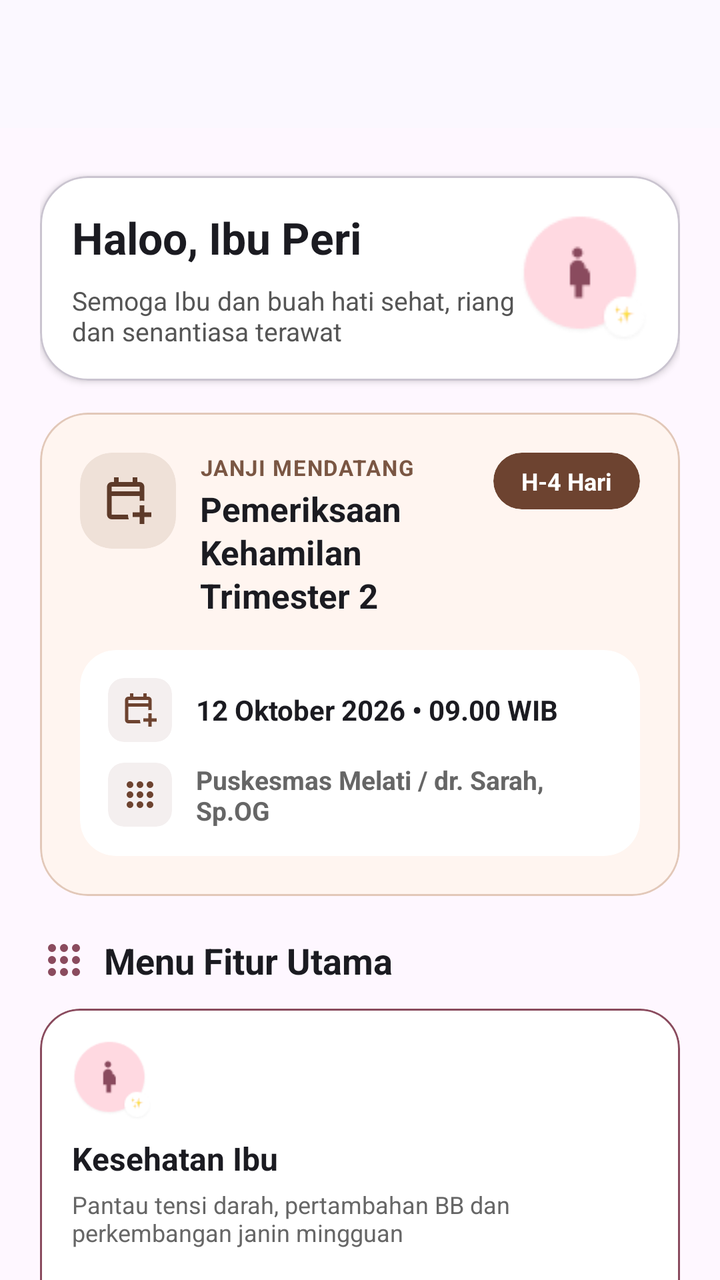
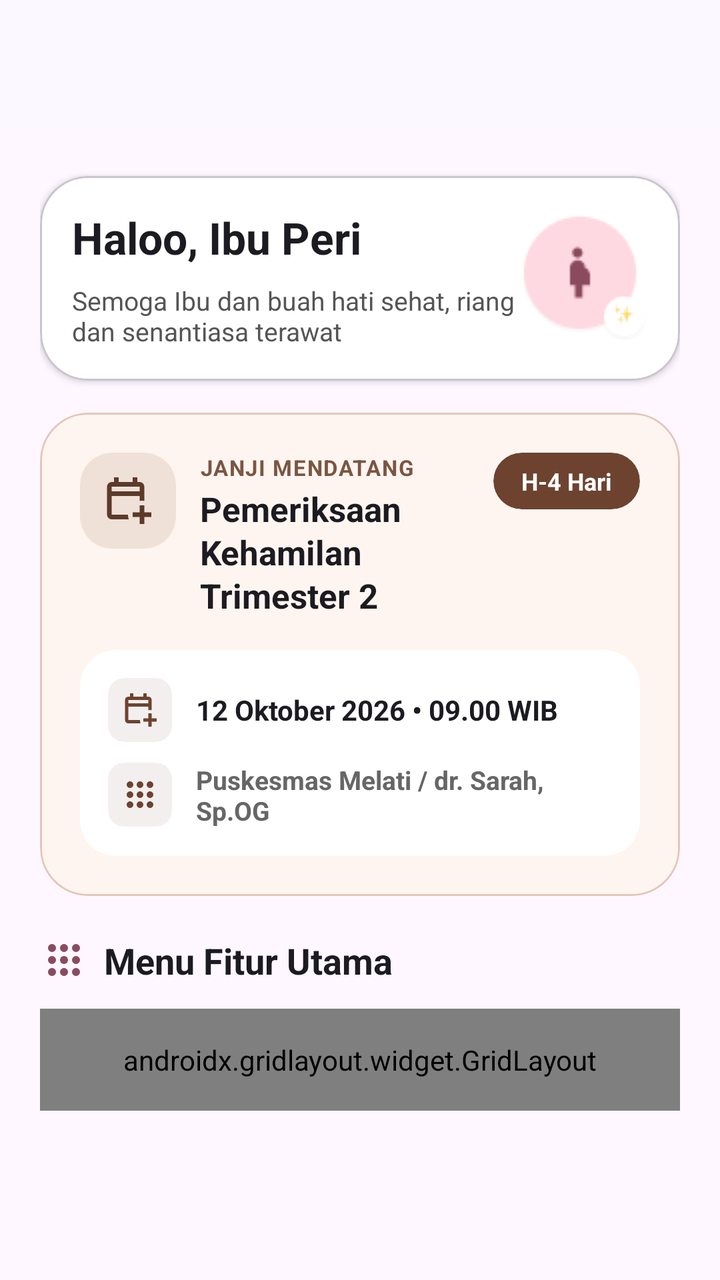

The first picture is an Android layout as it rendered before a commit; the second is the same layout after the commit. The layout source and the unified diff follow.
<!-- AndroidManifest.xml: application theme Theme.Mutia -->
<!-- res/layout/fragment_beranda.xml -->
<?xml version="1.0" encoding="utf-8"?>
<androidx.constraintlayout.widget.ConstraintLayout
    xmlns:android="http://schemas.android.com/apk/res/android"
    xmlns:app="http://schemas.android.com/apk/res-auto"
    xmlns:tools="http://schemas.android.com/tools"
    android:layout_width="match_parent"
    android:layout_height="match_parent"
    tools:context=".Beranda.BerandaFragment">

    
    <com.google.android.material.appbar.AppBarLayout
        android:id="@+id/appBarLayout"
        android:layout_width="match_parent"
        android:layout_height="wrap_content"
        android:theme="@style/ThemeOverlay.MaterialComponents.Light"
        app:layout_constraintTop_toTopOf="parent"
        app:layout_constraintStart_toStartOf="parent"
        app:layout_constraintEnd_toEndOf="parent">

        <androidx.appcompat.widget.Toolbar
            android:id="@+id/toolbar"
            android:layout_width="match_parent"
            android:layout_height="?attr/actionBarSize"
            android:background="#FBF8FF"
            app:layout_scrollFlags="scroll|enterAlways"
            app:subtitleTextColor="#8A4B5E"
            app:titleTextColor="#1B1B21" />

    </com.google.android.material.appbar.AppBarLayout>


    
    <androidx.core.widget.NestedScrollView
        android:id="@+id/nestedScrollView"
        android:layout_width="match_parent"
        android:layout_height="0dp"
        android:clipToPadding="false"
        android:fillViewport="true"
        android:padding="20dp"
        app:layout_constraintTop_toBottomOf="@id/appBarLayout"
        app:layout_constraintBottom_toBottomOf="parent"
        app:layout_constraintStart_toStartOf="parent"
        app:layout_constraintEnd_toEndOf="parent">

        <LinearLayout
            android:layout_width="match_parent"
            android:layout_height="wrap_content"
            android:orientation="vertical">

            
            <com.google.android.material.card.MaterialCardView
                android:id="@+id/materialCardView"
                android:layout_width="match_parent"
                android:layout_height="wrap_content"
                android:layout_marginTop="4dp"
                android:layout_marginBottom="16dp"
                android:backgroundTint="@color/white"
                app:cardCornerRadius="24dp"
                app:cardElevation="2dp">

                <androidx.constraintlayout.widget.ConstraintLayout
                    android:layout_width="match_parent"
                    android:layout_height="wrap_content"
                    android:padding="16dp">

                    <TextView
                        android:id="@+id/textView10"
                        android:layout_width="0dp"
                        android:layout_height="wrap_content"
                        android:text="Haloo, Ibu Peri"
                        android:textColor="#1B1B21"
                        android:textSize="22sp"
                        android:textStyle="bold"
                        app:layout_constraintTop_toTopOf="parent"
                        app:layout_constraintStart_toStartOf="parent"
                        app:layout_constraintEnd_toStartOf="@id/imageView3" />

                    <TextView
                        android:id="@+id/textView"
                        android:layout_width="0dp"
                        android:layout_height="wrap_content"
                        android:layout_marginTop="8dp"
                        android:text="Semoga Ibu dan buah hati sehat, riang dan senantiasa terawat"
                        android:textColor="#555555"
                        android:textSize="13sp"
                        app:layout_constraintTop_toBottomOf="@id/textView10"
                        app:layout_constraintStart_toStartOf="parent"
                        app:layout_constraintEnd_toStartOf="@id/imageView3" />

                    <ImageView
                        android:id="@+id/imageView3"
                        android:layout_width="64dp"
                        android:layout_height="64dp"
                        app:srcCompat="@drawable/logo_ibu_hamil"
                        app:layout_constraintTop_toTopOf="parent"
                        app:layout_constraintBottom_toBottomOf="parent"
                        app:layout_constraintEnd_toEndOf="parent" />

                </androidx.constraintlayout.widget.ConstraintLayout>

            </com.google.android.material.card.MaterialCardView>


            
            <com.google.android.material.card.MaterialCardView
                android:id="@+id/cardJanjiMendatang"
                android:layout_width="match_parent"
                android:layout_height="wrap_content"
                android:layout_marginBottom="20dp"
                android:backgroundTint="#FFF5F0"
                app:cardCornerRadius="24dp"
                app:cardElevation="0dp"
                app:strokeColor="#E2C8B9"
                app:strokeWidth="1dp">

                <androidx.constraintlayout.widget.ConstraintLayout
                    android:layout_width="match_parent"
                    android:layout_height="wrap_content"
                    android:padding="20dp">

                    
                    <com.google.android.material.card.MaterialCardView
                        android:id="@+id/cardHeaderIcon"
                        android:layout_width="48dp"
                        android:layout_height="48dp"
                        app:cardBackgroundColor="#EFE1D8"
                        app:cardCornerRadius="16dp"
                        app:cardElevation="0dp"
                        app:strokeWidth="0dp"
                        app:layout_constraintStart_toStartOf="parent"
                        app:layout_constraintTop_toTopOf="parent">

                        <ImageView
                            android:id="@+id/ivHeaderIcon"
                            android:layout_width="match_parent"
                            android:layout_height="match_parent"
                            android:padding="10dp"
                            app:srcCompat="@drawable/ic_calender"
                            app:tint="#5D3A29" />

                    </com.google.android.material.card.MaterialCardView>

                    
                    <TextView
                        android:id="@+id/tvSubtitleJanji"
                        android:layout_width="0dp"
                        android:layout_height="wrap_content"
                        android:layout_marginStart="12dp"
                        android:letterSpacing="0.05"
                        android:text="JANJI MENDATANG"
                        android:textColor="#7A5643"
                        android:textSize="11sp"
                        android:textStyle="bold"
                        app:layout_constraintStart_toEndOf="@id/cardHeaderIcon"
                        app:layout_constraintEnd_toStartOf="@id/cardBadgeCountdown"
                        app:layout_constraintTop_toTopOf="@id/cardHeaderIcon" />

                    
                    <TextView
                        android:id="@+id/tvTitleJanji"
                        android:layout_width="0dp"
                        android:layout_height="wrap_content"
                        android:layout_marginStart="12dp"
                        android:layout_marginTop="2dp"
                        android:text="Pemeriksaan Kehamilan\nTrimester 2"
                        android:textColor="#1B1B21"
                        android:textSize="17sp"
                        android:textStyle="bold"
                        android:lineSpacingExtra="2dp"
                        app:layout_constraintStart_toEndOf="@id/cardHeaderIcon"
                        app:layout_constraintEnd_toStartOf="@id/cardBadgeCountdown"
                        app:layout_constraintTop_toBottomOf="@id/tvSubtitleJanji" />

                    
                    <com.google.android.material.card.MaterialCardView
                        android:id="@+id/cardBadgeCountdown"
                        android:layout_width="wrap_content"
                        android:layout_height="wrap_content"
                        app:cardBackgroundColor="#6D4330"
                        app:cardCornerRadius="50dp"
                        app:cardElevation="0dp"
                        app:strokeWidth="0dp"
                        app:layout_constraintEnd_toEndOf="parent"
                        app:layout_constraintTop_toTopOf="parent">

                        <TextView
                            android:id="@+id/tvBadgeCountdown"
                            android:layout_width="wrap_content"
                            android:layout_height="wrap_content"
                            android:paddingHorizontal="14dp"
                            android:paddingVertical="6dp"
                            android:text="H-4 Hari"
                            android:textColor="@color/white"
                            android:textSize="12sp"
                            android:textStyle="bold" />

                    </com.google.android.material.card.MaterialCardView>

                    
                    <com.google.android.material.card.MaterialCardView
                        android:id="@+id/innerCardDetail"
                        android:layout_width="match_parent"
                        android:layout_height="wrap_content"
                        android:layout_marginTop="16dp"
                        android:backgroundTint="@color/white"
                        app:cardCornerRadius="18dp"
                        app:cardElevation="0dp"
                        app:strokeWidth="0dp"
                        app:layout_constraintTop_toBottomOf="@id/tvTitleJanji">

                        <LinearLayout
                            android:layout_width="match_parent"
                            android:layout_height="wrap_content"
                            android:orientation="vertical"
                            android:padding="14dp">

                            
                            <LinearLayout
                                android:layout_width="match_parent"
                                android:layout_height="wrap_content"
                                android:gravity="center_vertical"
                                android:orientation="horizontal">

                                <com.google.android.material.card.MaterialCardView
                                    android:layout_width="32dp"
                                    android:layout_height="32dp"
                                    app:cardBackgroundColor="#F4EFEF"
                                    app:cardCornerRadius="8dp"
                                    app:cardElevation="0dp"
                                    app:strokeWidth="0dp">

                                    <ImageView
                                        android:layout_width="match_parent"
                                        android:layout_height="match_parent"
                                        android:padding="6dp"
                                        app:srcCompat="@drawable/ic_calender"
                                        app:tint="#6D4330" />

                                </com.google.android.material.card.MaterialCardView>

                                <TextView
                                    android:layout_width="wrap_content"
                                    android:layout_height="wrap_content"
                                    android:layout_marginStart="12dp"
                                    android:text="12 Oktober 2026 • 09.00 WIB"
                                    android:textColor="#1B1B21"
                                    android:textSize="14sp"
                                    android:textStyle="bold" />

                            </LinearLayout>

                            
                            <LinearLayout
                                android:layout_width="match_parent"
                                android:layout_height="wrap_content"
                                android:layout_marginTop="10dp"
                                android:gravity="center_vertical"
                                android:orientation="horizontal">

                                <com.google.android.material.card.MaterialCardView
                                    android:layout_width="32dp"
                                    android:layout_height="32dp"
                                    app:cardBackgroundColor="#F4EFEF"
                                    app:cardCornerRadius="8dp"
                                    app:cardElevation="0dp"
                                    app:strokeWidth="0dp">

                                    <ImageView
                                        android:layout_width="match_parent"
                                        android:layout_height="match_parent"
                                        android:padding="6dp"
                                        app:srcCompat="@drawable/ic_apps"
                                        app:tint="#6D4330" />

                                </com.google.android.material.card.MaterialCardView>

                                <TextView
                                    android:layout_width="wrap_content"
                                    android:layout_height="wrap_content"
                                    android:layout_marginStart="12dp"
                                    android:text="Puskesmas Melati / dr. Sarah, Sp.OG"
                                    android:textColor="#666666"
                                    android:textSize="13sp"
                                    android:textStyle="bold" />

                            </LinearLayout>

                        </LinearLayout>

                    </com.google.android.material.card.MaterialCardView>

                </androidx.constraintlayout.widget.ConstraintLayout>

            </com.google.android.material.card.MaterialCardView>


            
            <LinearLayout
                android:layout_width="match_parent"
                android:layout_height="wrap_content"
                android:layout_marginBottom="12dp"
                android:gravity="center_vertical"
                android:orientation="horizontal">

                <ImageView
                    android:id="@+id/imageView4"
                    android:layout_width="24dp"
                    android:layout_height="24dp"
                    android:layout_marginEnd="8dp"
                    app:srcCompat="@drawable/ic_apps"
                    app:tint="#8A4B5E" />

                <TextView
                    android:id="@+id/textFitur"
                    android:layout_width="wrap_content"
                    android:layout_height="wrap_content"
                    android:text="Menu Fitur Utama"
                    android:textColor="#1B1B21"
                    android:textSize="18sp"
                    android:textStyle="bold" />

            </LinearLayout>


            
            <com.google.android.material.card.MaterialCardView
                android:id="@+id/materialCardView2"
                android:layout_width="match_parent"
                android:layout_height="wrap_content"
                android:layout_marginBottom="16dp"
                android:backgroundTint="@color/white"
                app:cardCornerRadius="20dp"
                app:strokeColor="#8A4B5E"
                app:strokeWidth="1dp">

                <LinearLayout
                    android:layout_width="match_parent"
                    android:layout_height="wrap_content"
                    android:orientation="vertical"
                    android:padding="16dp">

                    <ImageView
                        android:id="@+id/imageView5"
                        android:layout_width="40dp"
                        android:layout_height="40dp"
                        android:layout_marginBottom="8dp"
                        app:srcCompat="@drawable/logo_ibu_hamil" />

                    <TextView
                        android:id="@+id/textView4"
                        android:layout_width="wrap_content"
                        android:layout_height="wrap_content"
                        android:text="Kesehatan Ibu"
                        android:textColor="#1B1B21"
                        android:textSize="16sp"
                        android:textStyle="bold" />

                    <TextView
                        android:id="@+id/textView5"
                        android:layout_width="match_parent"
                        android:layout_height="wrap_content"
                        android:layout_marginTop="4dp"
                        android:layout_marginBottom="12dp"
                        android:text="Pantau tensi darah, pertambahan BB dan perkembangan janin mingguan"
                        android:textColor="#666666"
                        android:textSize="12sp" />

                    <Button
                        android:id="@+id/btnKesehatanIbu"
                        android:layout_width="match_parent"
                        android:layout_height="wrap_content"
                        android:backgroundTint="#8A4B5E"
                        android:text="Lihat Kesehatan Ibu"
                        app:cornerRadius="12dp" />

                </LinearLayout>

            </com.google.android.material.card.MaterialCardView>


            
            <com.google.android.material.card.MaterialCardView
                android:id="@+id/materialCardView3"
                android:layout_width="match_parent"
                android:layout_height="wrap_content"
                android:layout_marginBottom="16dp"
                android:backgroundTint="@color/white"
                app:cardCornerRadius="20dp"
                app:strokeColor="#D4D2E0"
                app:strokeWidth="1dp">

                <LinearLayout
                    android:layout_width="match_parent"
                    android:layout_height="wrap_content"
                    android:orientation="vertical"
                    android:padding="16dp">

                    <ImageView
                        android:id="@+id/imageView6"
                        android:layout_width="40dp"
                        android:layout_height="40dp"
                        android:layout_marginBottom="8dp"
                        app:srcCompat="@drawable/ic_kalender" />

                    <TextView
                        android:id="@+id/textView7"
                        android:layout_width="wrap_content"
                        android:layout_height="wrap_content"
                        android:text="Jadwal &amp; Pengingat"
                        android:textColor="#1B1B21"
                        android:textSize="16sp"
                        android:textStyle="bold" />

                    <TextView
                        android:id="@+id/textView8"
                        android:layout_width="match_parent"
                        android:layout_height="wrap_content"
                        android:layout_marginTop="4dp"
                        android:layout_marginBottom="12dp"
                        android:text="Agenda kontrol kehamilan, jadwal Posyandu melati, dan sesi konsultasi bidan."
                        android:textColor="#666666"
                        android:textSize="12sp" />

                    <Button
                        android:id="@+id/btnKalender"
                        android:layout_width="match_parent"
                        android:layout_height="wrap_content"
                        android:backgroundTint="#303037"
                        android:text="Buka Kalender"
                        app:cornerRadius="12dp" />

                </LinearLayout>

            </com.google.android.material.card.MaterialCardView>


            
            <com.google.android.material.card.MaterialCardView
                android:id="@+id/cardArtikelKesehatan"
                android:layout_width="match_parent"
                android:layout_height="wrap_content"
                android:layout_marginBottom="16dp"
                android:backgroundTint="@color/white"
                android:clickable="true"
                android:focusable="true"
                app:cardCornerRadius="20dp"
                app:cardElevation="0dp"
                app:strokeColor="#E8C6D5"
                app:strokeWidth="1dp">

                <LinearLayout
                    android:layout_width="match_parent"
                    android:layout_height="wrap_content"
                    android:orientation="vertical"
                    android:padding="16dp">

                    
                    <ImageView
                        android:layout_width="40dp"
                        android:layout_height="40dp"
                        android:layout_marginBottom="8dp"
                        android:src="@drawable/ic_apps"
                        app:tint="#8A4B5E" />

                    
                    <TextView
                        android:layout_width="wrap_content"
                        android:layout_height="wrap_content"
                        android:text="Artikel Kesehatan"
                        android:textColor="#1B1B21"
                        android:textSize="16sp"
                        android:textStyle="bold" />

                    
                    <TextView
                        android:layout_width="match_parent"
                        android:layout_height="wrap_content"
                        android:layout_marginTop="4dp"
                        android:layout_marginBottom="12dp"
                        android:text="Temukan berbagai informasi dan tips kesehatan ibu hamil, bayi, serta anak dari sumber terpercaya."
                        android:textColor="#666666"
                        android:textSize="12sp" />

                    
                    <Button
                        android:id="@+id/btnArtikelKesehatan"
                        android:layout_width="match_parent"
                        android:layout_height="wrap_content"
                        android:backgroundTint="#8A4B5E"
                        android:text="Baca Artikel Kesehatan"
                        android:textAllCaps="false"
                        android:textColor="@color/white"
                        android:clickable="false"
                        android:focusable="false"
                        app:cornerRadius="12dp" />

                </LinearLayout>

            </com.google.android.material.card.MaterialCardView>

        </LinearLayout>

    </androidx.core.widget.NestedScrollView>

</androidx.constraintlayout.widget.ConstraintLayout>
<!-- resources referenced by this layout -->
<resources>
  <color name="white">#FFFFFFFF</color>
  <!-- drawable ic_apps (drawable) -->
  <vector xmlns:android="http://schemas.android.com/apk/res/android" android:height="24dp" android:tint="#000000" android:viewportHeight="960" android:viewportWidth="960" android:width="24dp">
        
      <path android:fillColor="@android:color/white" android:pathData="M183.5,776.5Q160,753 160,720Q160,687 183.5,663.5Q207,640 240,640Q273,640 296.5,663.5Q320,687 320,720Q320,753 296.5,776.5Q273,800 240,800Q207,800 183.5,776.5ZM423.5,776.5Q400,753 400,720Q400,687 423.5,663.5Q447,640 480,640Q513,640 536.5,663.5Q560,687 560,720Q560,753 536.5,776.5Q513,800 480,800Q447,800 423.5,776.5ZM663.5,776.5Q640,753 640,720Q640,687 663.5,663.5Q687,640 720,640Q753,640 776.5,663.5Q800,687 800,720Q800,753 776.5,776.5Q753,800 720,800Q687,800 663.5,776.5ZM183.5,536.5Q160,513 160,480Q160,447 183.5,423.5Q207,400 240,400Q273,400 296.5,423.5Q320,447 320,480Q320,513 296.5,536.5Q273,560 240,560Q207,560 183.5,536.5ZM423.5,536.5Q400,513 400,480Q400,447 423.5,423.5Q447,400 480,400Q513,400 536.5,423.5Q560,447 560,480Q560,513 536.5,536.5Q513,560 480,560Q447,560 423.5,536.5ZM663.5,536.5Q640,513 640,480Q640,447 663.5,423.5Q687,400 720,400Q753,400 776.5,423.5Q800,447 800,480Q800,513 776.5,536.5Q753,560 720,560Q687,560 663.5,536.5ZM183.5,296.5Q160,273 160,240Q160,207 183.5,183.5Q207,160 240,160Q273,160 296.5,183.5Q320,207 320,240Q320,273 296.5,296.5Q273,320 240,320Q207,320 183.5,296.5ZM423.5,296.5Q400,273 400,240Q400,207 423.5,183.5Q447,160 480,160Q513,160 536.5,183.5Q560,207 560,240Q560,273 536.5,296.5Q513,320 480,320Q447,320 423.5,296.5ZM663.5,296.5Q640,273 640,240Q640,207 663.5,183.5Q687,160 720,160Q753,160 776.5,183.5Q800,207 800,240Q800,273 776.5,296.5Q753,320 720,320Q687,320 663.5,296.5Z"/>
      
  </vector>
  <!-- drawable ic_calender (drawable) -->
  <vector xmlns:android="http://schemas.android.com/apk/res/android" android:height="24dp" android:tint="#000000" android:viewportHeight="960" android:viewportWidth="960" android:width="24dp">
        
      <path android:fillColor="@android:color/white" android:pathData="M680,880L680,760L560,760L560,680L680,680L680,560L760,560L760,680L880,680L880,760L760,760L760,880L680,880ZM200,800Q167,800 143.5,776.5Q120,753 120,720L120,240Q120,207 143.5,183.5Q167,160 200,160L240,160L240,80L320,80L320,160L560,160L560,80L640,80L640,160L680,160Q713,160 736.5,183.5Q760,207 760,240L760,484Q740,481 720,481Q700,481 680,484L680,400L200,400L200,720Q200,720 200,720Q200,720 200,720L480,720Q480,740 483,760Q486,780 494,800L200,800ZM200,320L680,320L680,240Q680,240 680,240Q680,240 680,240L200,240Q200,240 200,240Q200,240 200,240L200,320ZM200,320L200,240Q200,240 200,240Q200,240 200,240L200,240Q200,240 200,240Q200,240 200,240L200,320Z"/>
      
  </vector>
  <!-- drawable ic_kalender: png bitmap (drawable, 1570 bytes) -->
  <!-- drawable logo_ibu_hamil: png bitmap (drawable, 2336 bytes) -->
  <style name="Theme.Mutia" parent="Base.Theme.Mutia" />
  <style name="Base.Theme.Mutia" parent="Theme.Material3.DayNight.NoActionBar">
          
          
      </style>
</resources>

<!-- the commit's change to res/layout/fragment_beranda.xml (unified diff, before → after) -->
@@ -322,6 +322,14 @@
             </LinearLayout>
 
 
+            <androidx.gridlayout.widget.GridLayout
+                android:id="@+id/gridMenu"
+                android:layout_width="match_parent"
+                android:layout_height="wrap_content"
+                android:padding="16dp"
+                app:columnCount="1"
+                app:useDefaultMargins="true">
+
             
             <com.google.android.material.card.MaterialCardView
                 android:id="@+id/materialCardView2"
@@ -498,6 +506,7 @@
 
             </com.google.android.material.card.MaterialCardView>
 
+            </androidx.gridlayout.widget.GridLayout>
         </LinearLayout>
 
     </androidx.core.widget.NestedScrollView>
